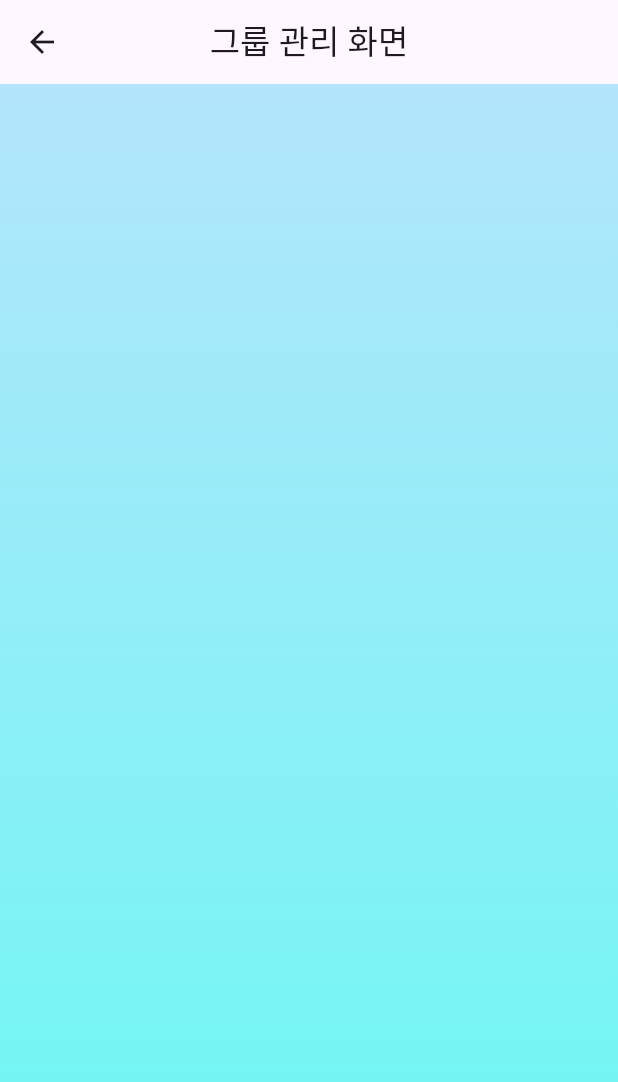
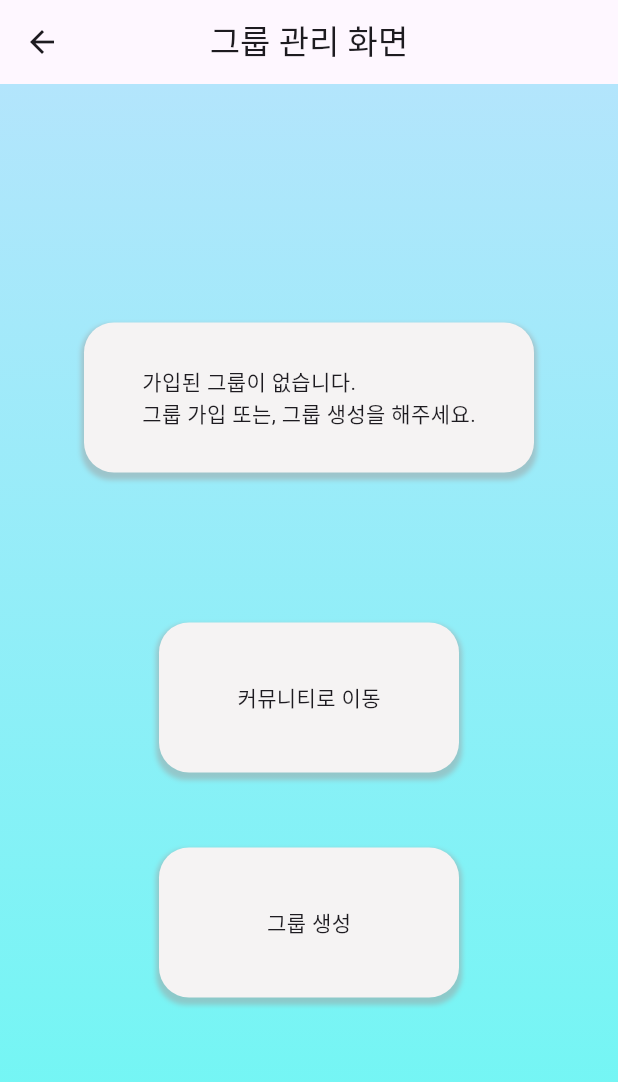
Before and after one commit to jdh4568/Together-Ride_app, a Flutter app: the GroupPage screen opened directly, on a phone screen of 412 x 824 dp. Shown: the top 1082 px of the screen. Run offline on Flutter 3.47's test engine with Material 3 defaults, Android fonts, the phone set to English and light mode, and no system bars; our stand-ins replace cloud_firestore, firebase_auth, firebase_core; accounts and stored records are empty.

Commit message:
그룹 페이지 가입 안되었을 경우 디자인

```diff
--- a/togeter_ride/lib/screens/group_Page.dart
+++ b/togeter_ride/lib/screens/group_Page.dart
@@ -7,19 +7,73 @@ class GroupPage extends StatelessWidget {
   @override
   Widget build(BuildContext context) {
     return Scaffold(
-      appBar: AppBar(title: Text("그룹 관리 화면"),centerTitle: true,),
+      appBar: AppBar(title: const Text("그룹 관리 화면"), centerTitle: true),
       body: Container(
-        decoration: BoxDecoration(
-          gradient: LinearGradient(
-            begin: Alignment.topCenter,
-            end: Alignment.bottomCenter,
-            colors: [
-              Color(0xffB3E5FC),
-              Color(0xff6BF8F3),
+        decoration: const BoxDecoration(
+          gradient: LinearGradient(begin: Alignment.topCenter, end: Alignment.bottomCenter, colors: [Color(0xffB3E5FC), Color(0xff6BF8F3)]),
+        ),
+        child: Center(
+          child: Column(
+            mainAxisSize: MainAxisSize.min,
+            children: [
+              Container(
+
+                height: 100,
+                width: 300,
+                decoration: BoxDecoration(
+                  color: Color(0xffF5F3F3),
+                  borderRadius: BorderRadius.circular(20),
+                  boxShadow: [
+                    BoxShadow(
+                      color: Colors.grey.withOpacity(0.5),
+                      spreadRadius: 2,
+                      blurRadius: 2,
+                      offset: Offset(0, 3), // changes position of shadow
+                    ),
+                  ],
+                ),
+                child: Center(child: Text("가입된 그룹이 없습니다.\n그룹 가입 또는, 그룹 생성을 해주세요."),),
+              ),
+              SizedBox(height: 100,),
+              Container(
+                height: 100,
+                width: 200,
+                decoration: BoxDecoration(
+                  color: Color(0xffF5F3F3),
+                  borderRadius: BorderRadius.circular(20),
+                  boxShadow: [
+                    BoxShadow(
+                      color: Colors.grey.withOpacity(0.5),
+                      spreadRadius: 2,
+                      blurRadius: 2,
+                      offset: Offset(0, 3), // changes position of shadow
+                    ),
+                  ],
+                ),
+                child: Center(child: Text("커뮤니티로 이동"),),
+              ),
+              SizedBox(height: 50,),
+              Container(
+                height: 100,
+                width: 200,
+                decoration: BoxDecoration(
+                  color: Color(0xffF5F3F3),
+                  borderRadius: BorderRadius.circular(20),
+                  boxShadow: [
+                    BoxShadow(
+                      color: Colors.grey.withOpacity(0.5),
+                      spreadRadius: 2,
+                      blurRadius: 2,
+                      offset: Offset(0, 3), // changes position of shadow
+                    ),
+                  ],
+                ),
+                child: Center(child: Text("그룹 생성"),),
+              ),
             ],
           ),
         ),
-      )
+      ),
     );
   }
 }
```
